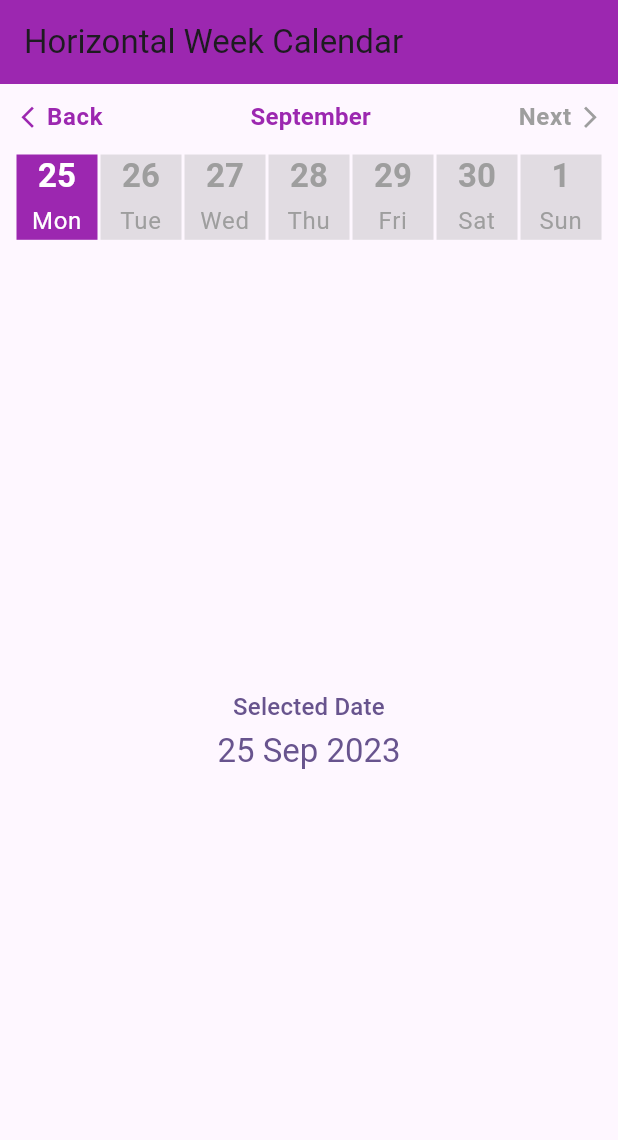
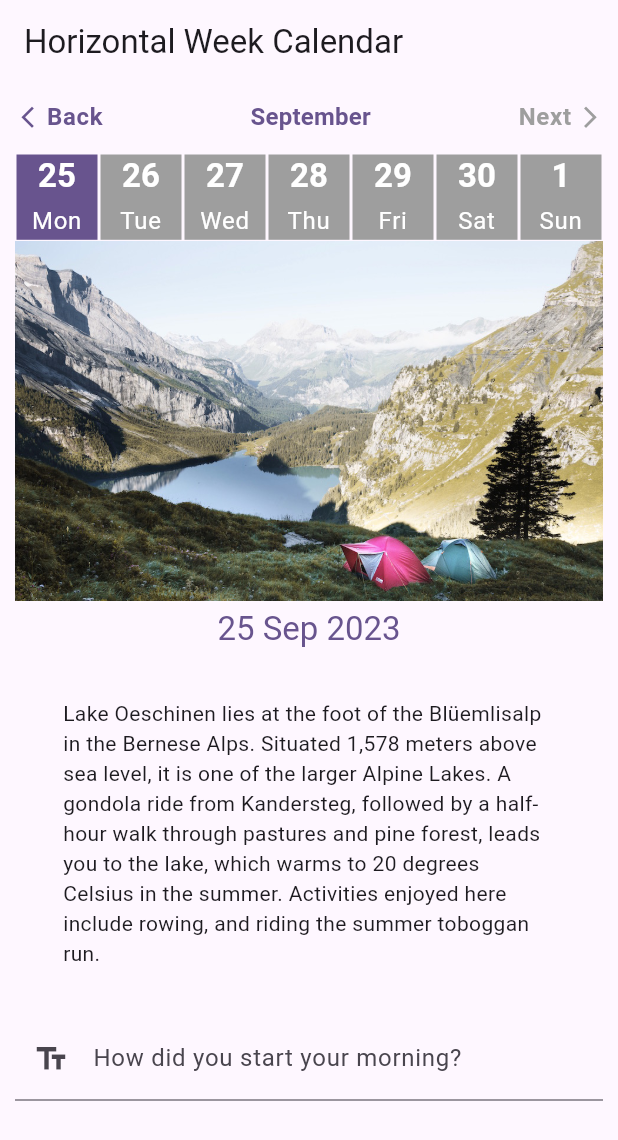
Before and after one commit to sanchitgulati/my-dutch-dairy, a Flutter app: the screen it shows after launch, on a phone screen of 412 x 824 dp. Shown: the top 1140 px of the screen. Run offline on Flutter 3.47's test engine with Material 2 defaults, Android fonts, the phone set to English and light mode, and no system bars; drawn by our look-alikes of carousel_slider; our stand-ins replace logger.

Commit message:
Widgets and Calender View, Testing android build

```diff
--- a/lib/calender.dart
+++ b/lib/calender.dart
@@ -1,6 +1,7 @@
 import 'package:flutter/material.dart';
 import 'horizontal_week_calendar.dart';
 import 'package:intl/intl.dart';
+import 'dd_text_field.dart';
 
 class Calender extends StatefulWidget {
   const Calender({super.key});
@@ -16,9 +17,49 @@ class _HorizontalWeekCalendarPackageState extends State<Calender> {
   Widget build(BuildContext context) {
     var theme = Theme.of(context);
 
+    Widget selectedDateWidget = Column(
+      mainAxisAlignment: MainAxisAlignment.center,
+      crossAxisAlignment: CrossAxisAlignment.center,
+      children: [
+        const SizedBox(height: 5),
+        Text(
+          DateFormat('dd MMM yyyy').format(selectedDate),
+          textAlign: TextAlign.center,
+          style: theme.textTheme.titleLarge!.copyWith(
+            color: theme.primaryColor,
+          ),
+        ),
+      ],
+    );
+
+    Widget textSection = Container(
+      padding: const EdgeInsets.all(32),
+      child: const Text(
+        'Lake Oeschinen lies at the foot of the Blüemlisalp in the Bernese '
+        'Alps. Situated 1,578 meters above sea level, it is one of the '
+        'larger Alpine Lakes. A gondola ride from Kandersteg, followed by a '
+        'half-hour walk through pastures and pine forest, leads you to the '
+        'lake, which warms to 20 degrees Celsius in the summer. Activities '
+        'enjoyed here include rowing, and riding the summer toboggan run.',
+        softWrap: true,
+      ),
+    );
+
+    Widget listView = ListView(children: [
+      Image.asset(
+        'assets/images/lake.jpg',
+        width: 600,
+        height: 240,
+        fit: BoxFit.cover,
+      ),
+      selectedDateWidget,
+      textSection,
+      const DdTextField(title: 'How did you start your morning?'),
+    ]);
+
     return Scaffold(
       appBar: AppBar(
-        backgroundColor: Colors.purple,
+        automaticallyImplyLeading: false, // This line removes the back button
         title: const Text(
           "Horizontal Week Calendar",
         ),
@@ -29,16 +70,16 @@ class _HorizontalWeekCalendarPackageState extends State<Calender> {
           child: Column(
             children: [
               HorizontalWeekCalendar(
-                weekStartFrom: WeekStartFrom.Monday,
-                activeBackgroundColor: Colors.purple,
-                activeTextColor: Colors.white,
-                inactiveBackgroundColor: Colors.purple.withOpacity(.3),
-                inactiveTextColor: Colors.white,
-                disabledTextColor: Colors.grey,
-                disabledBackgroundColor: Colors.grey.withOpacity(.3),
-                activeNavigatorColor: Colors.purple,
-                inactiveNavigatorColor: Colors.grey,
-                monthColor: Colors.purple,
+                // weekStartFrom: WeekStartFrom.monday,
+                // activeBackgroundColor: Colors.purple,
+                // activeTextColor: Colors.white,
+                // inactiveBackgroundColor: Colors.purple.withOpacity(.3),
+                // inactiveTextColor: Colors.white,
+                // disabledTextColor: Colors.grey,
+                // disabledBackgroundColor: Colors.grey.withOpacity(.3),
+                // activeNavigatorColor: Colors.purple,
+                // inactiveNavigatorColor: Colors.grey,
+                // monthColor: Colors.purple,
                 onDateChange: (date) {
                   setState(() {
                     selectedDate = date;
@@ -46,28 +87,8 @@ class _HorizontalWeekCalendarPackageState extends State<Calender> {
                 },
               ),
               Expanded(
-                child: Column(
-                  mainAxisAlignment: MainAxisAlignment.center,
-                  crossAxisAlignment: CrossAxisAlignment.center,
-                  children: [
-                    Text(
-                      "Selected Date",
-                      textAlign: TextAlign.center,
-                      style: theme.textTheme.titleMedium!.copyWith(
-                        color: theme.primaryColor,
-                      ),
-                    ),
-                    const SizedBox(height: 3),
-                    Text(
-                      DateFormat('dd MMM yyyy').format(selectedDate),
-                      textAlign: TextAlign.center,
-                      style: theme.textTheme.titleLarge!.copyWith(
-                        color: theme.primaryColor,
-                      ),
-                    ),
-                  ],
-                ),
-              ),
+                child: listView,
+              )
             ],
           ),
         ),
--- /dev/null
+++ b/lib/dd_text_field.dart
@@ -0,0 +1,47 @@
+import 'package:flutter/material.dart';
+import 'package:logger/logger.dart';
+
+final logger = Logger();
+
+class DdTextField extends StatefulWidget {
+  const DdTextField({super.key, required this.title});
+
+  final String title;
+
+  @override
+  State<DdTextField> createState() => _MyHomePageState();
+}
+
+class _MyHomePageState extends State<DdTextField> {
+  String inputValue = ''; // Variable to store the current text field value
+
+  // Function to be called when the text field value changes
+  void handleTextChange(String value) {
+    setState(() {
+      inputValue = value; // Update the inputValue variable
+    });
+    // You can call other functions or perform any desired actions here
+    logger.d('Text field value changed: $value');
+  }
+
+  @override
+  Widget build(BuildContext context) {
+    return Center(
+        child: Column(
+      mainAxisAlignment: MainAxisAlignment.center,
+      children: <Widget>[
+        TextField(
+          onChanged:
+              handleTextChange, // Call this function when the text field changes
+          decoration: const InputDecoration(
+            labelText: 'How did you start your morning?', // Placeholder text
+            hintText: 'Type something', // Shown when the field is empty
+            prefixIcon: Icon(Icons.text_fields), // Optional icon prefix
+            // You can add more decoration options here, like border, labelStyle, etc.
+          ),
+          // Other properties like controller, onChanged, etc. can be added here
+        ),
+      ],
+    )); // This trailing comma makes auto-formatting nicer for build methods.
+  }
+}
--- a/lib/home_page.dart
+++ /dev/null
@@ -1,55 +0,0 @@
-import 'package:flutter/material.dart';
-import 'package:logger/logger.dart';
-
-final logger = Logger();
-
-class MyHomePage extends StatefulWidget {
-  const MyHomePage({super.key, required this.title});
-
-  final String title;
-
-  @override
-  State<MyHomePage> createState() => _MyHomePageState();
-}
-
-class _MyHomePageState extends State<MyHomePage> {
-  String inputValue = ''; // Variable to store the current text field value
-
-  // Function to be called when the text field value changes
-  void handleTextChange(String value) {
-    setState(() {
-      inputValue = value; // Update the inputValue variable
-    });
-    // You can call other functions or perform any desired actions here
-    logger.d('Text field value changed: $value');
-  }
-
-  @override
-  Widget build(BuildContext context) {
-    return Scaffold(
-        appBar: AppBar(
-          backgroundColor: Theme.of(context).colorScheme.inversePrimary,
-          title: Text(widget.title),
-        ),
-        body: Center(
-          child: Column(
-            mainAxisAlignment: MainAxisAlignment.center,
-            children: <Widget>[
-              TextField(
-                onChanged:
-                    handleTextChange, // Call this function when the text field changes
-                decoration: const InputDecoration(
-                  labelText:
-                      'How did you start your morning?', // Placeholder text
-                  hintText: 'Type something', // Shown when the field is empty
-                  prefixIcon: Icon(Icons.text_fields), // Optional icon prefix
-                  // You can add more decoration options here, like border, labelStyle, etc.
-                ),
-                // Other properties like controller, onChanged, etc. can be added here
-              ),
-            ],
-          ),
-        ) // This trailing comma makes auto-formatting nicer for build methods.
-        );
-  }
-}
--- a/lib/horizontal_week_calendar.dart
+++ b/lib/horizontal_week_calendar.dart
@@ -3,12 +3,12 @@ import 'package:intl/intl.dart';
 import 'package:flutter/material.dart';
 
 enum WeekStartFrom {
-  Sunday,
-  Monday,
+  sunday,
+  monday,
 }
 
 class HorizontalWeekCalendar extends StatefulWidget {
-  /// week start from [WeekStartFrom.Monday]
+  /// week start from [WeekStartFrom.monday]
   final WeekStartFrom? weekStartFrom;
 
   ///get DateTime on date select
@@ -29,7 +29,7 @@ class HorizontalWeekCalendar extends StatefulWidget {
 
   /// Disable background color
   ///
-  /// Default value [Colors.grey]
+  /// Default value [Colors.red]
   final Color? disabledBackgroundColor;
 
   /// Active text color
@@ -75,7 +75,7 @@ class HorizontalWeekCalendar extends StatefulWidget {
     this.activeNavigatorColor,
     this.inactiveNavigatorColor,
     this.monthColor,
-    this.weekStartFrom = WeekStartFrom.Monday,
+    this.weekStartFrom = WeekStartFrom.monday,
   });
 
   @override
@@ -116,7 +116,7 @@ class _HorizontalWeekCalendarState extends State<HorizontalWeekCalendar> {
 
     final date = DateTime.now();
 
-    DateTime startOfCurrentWeek = widget.weekStartFrom == WeekStartFrom.Monday
+    DateTime startOfCurrentWeek = widget.weekStartFrom == WeekStartFrom.monday
         ? getDate(date.subtract(Duration(days: date.weekday - 1)))
         : getDate(date.subtract(Duration(days: date.weekday % 7)));
 
```
